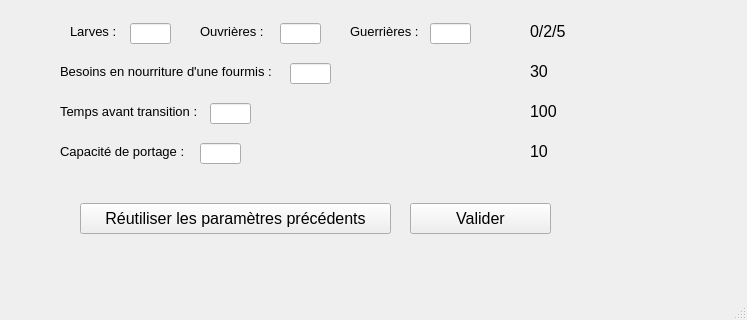
This is Fourmis/parameters.ui in S-HENR/Projet_LP73 as Qt 5 draws it before an edit; both pictures show x 0 to 747 and y 487 to 807 of the 747 by 807 pixel window. The edited form follows.
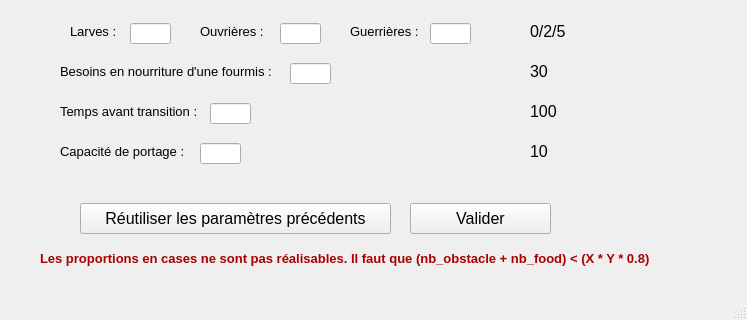
This is the edited form.

Commit message: check proportion error

The edit to the form file:
```diff
--- a/Fourmis/parameters.ui
+++ b/Fourmis/parameters.ui
@@ -783,6 +783,70 @@
      <string>10</string>
     </property>
    </widget>
+   <widget class="QLabel" name="msg_error">
+    <property name="enabled">
+     <bool>true</bool>
+    </property>
+    <property name="geometry">
+     <rect>
+      <x>40</x>
+      <y>730</y>
+      <width>661</width>
+      <height>31</height>
+     </rect>
+    </property>
+    <property name="palette">
+     <palette>
+      <active>
+       <colorrole role="WindowText">
+        <brush brushstyle="SolidPattern">
+         <color alpha="255">
+          <red>170</red>
+          <green>0</green>
+          <blue>0</blue>
+         </color>
+        </brush>
+       </colorrole>
+      </active>
+      <inactive>
+       <colorrole role="WindowText">
+        <brush brushstyle="SolidPattern">
+         <color alpha="255">
+          <red>170</red>
+          <green>0</green>
+          <blue>0</blue>
+         </color>
+        </brush>
+       </colorrole>
+      </inactive>
+      <disabled>
+       <colorrole role="WindowText">
+        <brush brushstyle="SolidPattern">
+         <color alpha="96">
+          <red>164</red>
+          <green>166</green>
+          <blue>168</blue>
+         </color>
+        </brush>
+       </colorrole>
+      </disabled>
+     </palette>
+    </property>
+    <property name="font">
+     <font>
+      <pointsize>10</pointsize>
+      <weight>75</weight>
+      <bold>true</bold>
+      <kerning>true</kerning>
+     </font>
+    </property>
+    <property name="inputMethodHints">
+     <set>Qt::ImhNone</set>
+    </property>
+    <property name="text">
+     <string>Les proportions en cases ne sont pas réalisables. Il faut que (nb_obstacle + nb_food) &lt; (X * Y * 0.8)</string>
+    </property>
+   </widget>
   </widget>
   <widget class="QMenuBar" name="menubar">
    <property name="geometry">
```
The commit also changes 1 other file.
